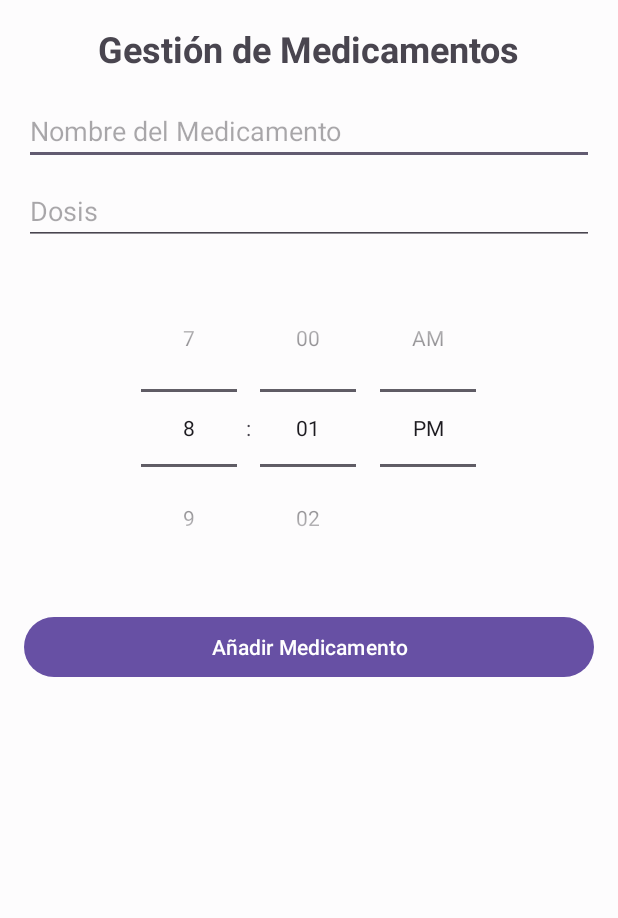
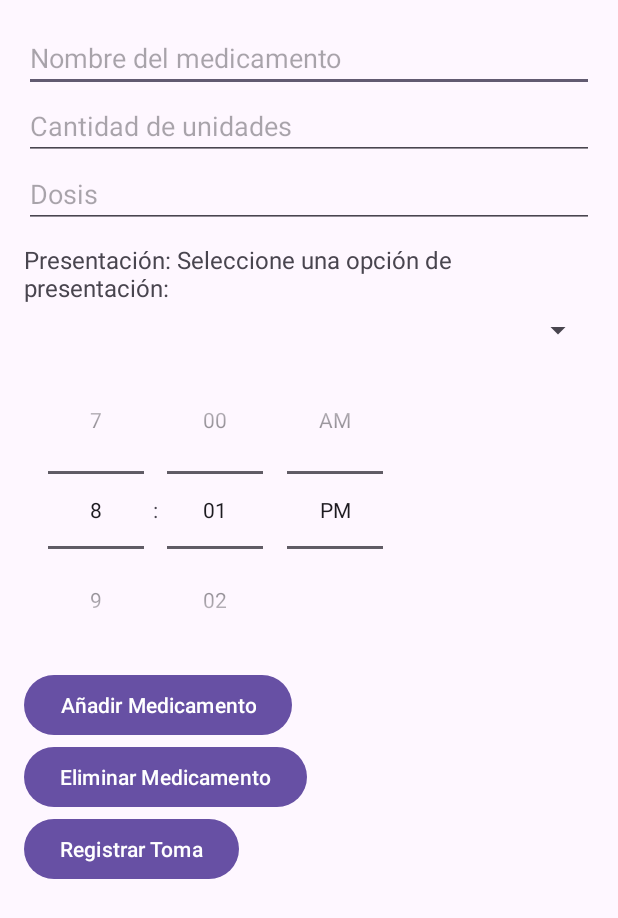
Before and after one commit to Camilo1138/AndroidProyect, an Android app: the layout activity_agregar_medicina.xml on its own in the app's theme, with its tools: preview values and no code run, on a phone screen of 412 x 824 dp. Shown: the top 918 px of the screen. Run offline under Robolectric (Android 15) with nearby library versions, the phone set to English and light mode, and no system bars.

Commit message:
Update activity_agregar_medicina.xml
Xml actualizado pa todas las funcionalidad

```diff
--- a/app/src/main/res/layout/activity_agregar_medicina.xml
+++ b/app/src/main/res/layout/activity_agregar_medicina.xml
@@ -1,53 +1,89 @@
-<LinearLayout xmlns:android="http://schemas.android.com/apk/res/android"
+<?xml version="1.0" encoding="utf-8"?>
+<RelativeLayout xmlns:android="http://schemas.android.com/apk/res/android"
     android:layout_width="match_parent"
     android:layout_height="match_parent"
-    android:orientation="vertical"
-    android:background="#FDFCFD"
-    android:id="@+id/medicina_layout"
     android:padding="16dp">
 
-    <TextView
-        android:id="@+id/tv_title"
-        android:layout_width="wrap_content"
-        android:layout_height="wrap_content"
-        android:text="Gestión de Medicamentos"
-        android:textSize="24sp"
-        android:textStyle="bold"
-        android:layout_gravity="center"/>
-
+    <!-- Nombre del medicamento -->
     <EditText
         android:id="@+id/et_medicine_name"
         android:layout_width="match_parent"
         android:layout_height="wrap_content"
-        android:hint="Nombre del Medicamento"
-        android:layout_marginTop="16dp"/>
+        android:hint="Nombre del medicamento"
+        android:inputType="text" />
 
+    <!-- Cantidad disponible -->
+    <EditText
+        android:id="@+id/et_quantity"
+        android:layout_width="match_parent"
+        android:layout_height="wrap_content"
+        android:layout_below="@id/et_medicine_name"
+        android:hint="Cantidad de unidades"
+        android:inputType="number" />
+
+    <!-- Dosis -->
     <EditText
         android:id="@+id/et_dosage"
         android:layout_width="match_parent"
         android:layout_height="wrap_content"
+        android:layout_below="@id/et_quantity"
         android:hint="Dosis"
-        android:layout_marginTop="8dp"/>
+        android:inputType="numberDecimal" />
 
-    <TimePicker
-        android:id="@+id/tp_time"
+    <!-- Texto para la opción de presentación -->
+    <TextView
+        android:id="@+id/tv_presentation"
+        android:layout_width="wrap_content"
+        android:layout_height="wrap_content"
+        android:layout_below="@id/et_dosage"
+        android:layout_marginTop="10dp"
+        android:text="Presentación: Seleccione una opción de presentación:"
+        android:textSize="16sp" />
+
+    <!-- Spinner de presentación -->
+    <Spinner
+        android:id="@+id/spinner_presentation"
         android:layout_width="match_parent"
         android:layout_height="wrap_content"
-        android:layout_marginTop="16dp"
-        android:timePickerMode="spinner"/>
+        android:layout_below="@id/tv_presentation"
+        android:layout_marginTop="5dp" />
+
+    <!-- Selector de hora -->
+    <android.widget.TimePicker
+        android:id="@+id/tp_time"
+        android:layout_width="wrap_content"
+        android:layout_height="wrap_content"
+        android:layout_below="@id/spinner_presentation"
+        android:layout_marginTop="2dp"
+        android:timePickerMode="spinner" />
+
+    <!-- Botones -->
+    <Button
+        android:id="@+id/btn_add"
+        android:layout_width="wrap_content"
+        android:layout_height="wrap_content"
+        android:layout_below="@id/tp_time"
+        android:text="Añadir Medicamento" />
 
     <Button
-        android:id="@+id/btn_add"
-        android:layout_width="match_parent"
+        android:id="@+id/btn_delete"
+        android:layout_width="wrap_content"
         android:layout_height="wrap_content"
-        android:text="Añadir Medicamento"
-        android:layout_marginTop="16dp"/>
+        android:layout_below="@id/btn_add"
+        android:text="Eliminar Medicamento" />
 
+    <Button
+        android:id="@+id/btn_register"
+        android:layout_width="wrap_content"
+        android:layout_height="wrap_content"
+        android:layout_below="@id/btn_delete"
+        android:text="Registrar Toma" />
+
+    <!-- Lista de medicamentos -->
     <ListView
         android:id="@+id/lv_medicines"
         android:layout_width="match_parent"
-        android:layout_height="match_parent"
-        android:layout_marginTop="16dp"
-        android:divider="@android:color/darker_gray"
-        android:dividerHeight="1dp"/>
-</LinearLayout>
+        android:layout_height="wrap_content"
+        android:layout_below="@id/btn_register" />
+
+</RelativeLayout>
```
